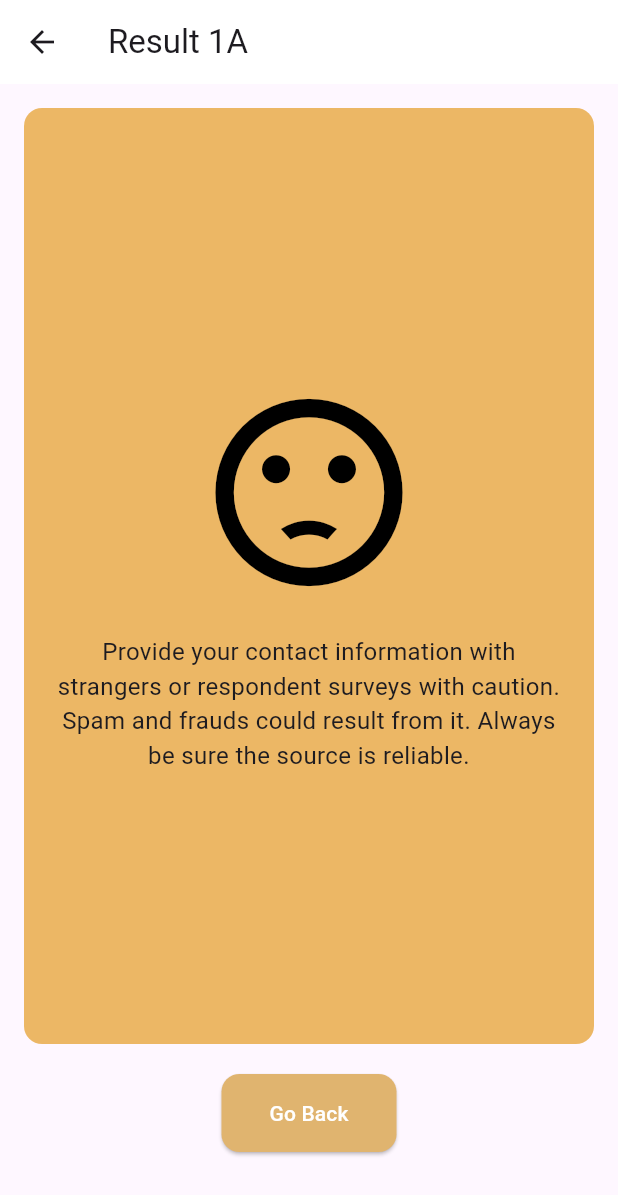
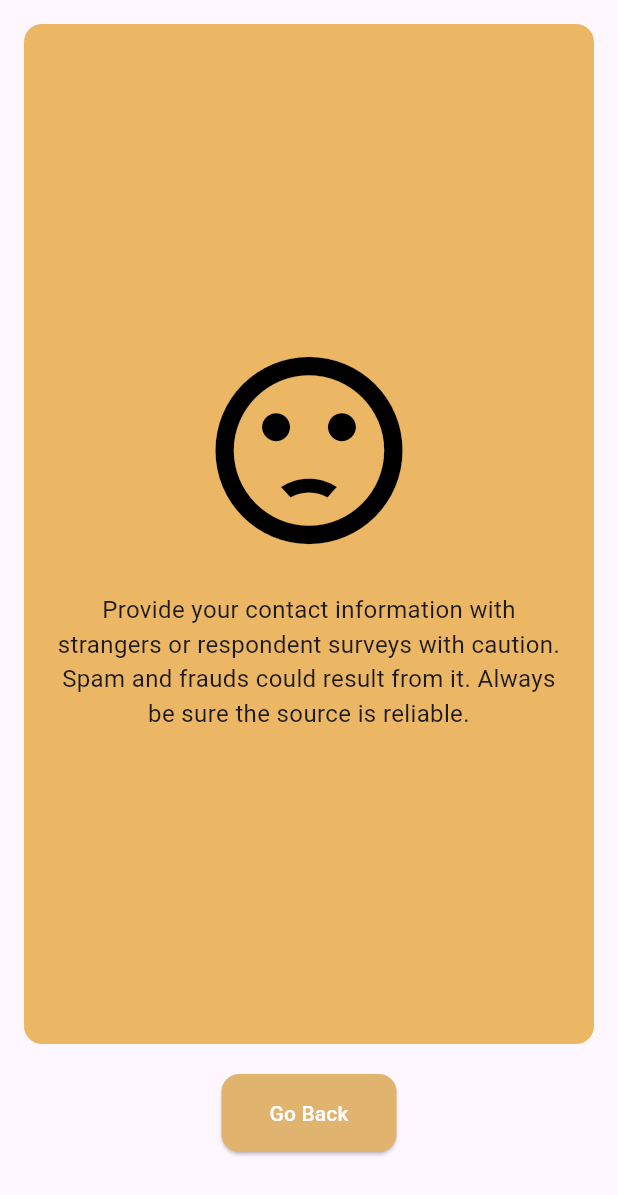
Before and after one commit to 4by3/capstone_flutter_project, a Flutter app: the ResultScreen1A screen opened directly, on a phone screen of 412 x 824 dp. Shown: the top 1195 px of the screen. Run offline on Flutter 3.47's test engine with Material 3 defaults, Android fonts, the phone set to English and light mode, and no system bars; our stand-ins replace video_player.

Commit message:
removed appbar

```diff
--- a/lib/pages/result_screen_1a.dart
+++ b/lib/pages/result_screen_1a.dart
@@ -6,10 +6,6 @@ class ResultScreen1A extends StatelessWidget {
   @override
   Widget build(BuildContext context) {
     return Scaffold(
-      appBar: AppBar(
-        title: const Text('Result 1A'),
-        backgroundColor: Colors.white,
-      ),
       body: Padding(
         padding: const EdgeInsets.all(16.0),
         child: Column(
--- a/lib/pages/result_screen_1b.dart
+++ b/lib/pages/result_screen_1b.dart
@@ -6,10 +6,6 @@ class ResultScreen1B extends StatelessWidget {
   @override
   Widget build(BuildContext context) {
     return Scaffold(
-      appBar: AppBar(
-        title: const Text('Result 1B'),
-        backgroundColor: Colors.white,
-      ),
       body: Padding(
         padding: const EdgeInsets.all(16.0),
         child: Column(
```
